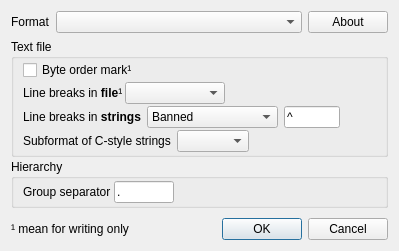
Qt form UTranslator/FmFileFormat.ui (Mercury13/utranslator) before a commit.
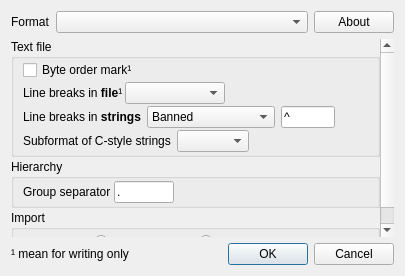
The same form after that commit.

Commit message: :) What to do with import?

```diff
--- a/UTranslator/FmFileFormat.ui
+++ b/UTranslator/FmFileFormat.ui
@@ -6,8 +6,8 @@
    <rect>
     <x>0</x>
     <y>0</y>
-    <width>399</width>
-    <height>251</height>
+    <width>405</width>
+    <height>276</height>
    </rect>
   </property>
   <property name="windowTitle">
@@ -48,8 +48,8 @@
        <rect>
         <x>0</x>
         <y>0</y>
-        <width>381</width>
-        <height>171</height>
+        <width>387</width>
+        <height>196</height>
        </rect>
       </property>
       <layout class="QVBoxLayout" name="verticalLayout_2">
@@ -316,6 +316,62 @@
          </layout>
         </widget>
        </item>
+       <item>
+        <widget class="QGroupBox" name="grpImport">
+         <property name="title">
+          <string>Import</string>
+         </property>
+         <layout class="QVBoxLayout" name="verticalLayout_4">
+          <property name="topMargin">
+           <number>2</number>
+          </property>
+          <property name="bottomMargin">
+           <number>2</number>
+          </property>
+          <item>
+           <layout class="QHBoxLayout" name="horizontalLayout_7">
+            <item>
+             <widget class="QLabel" name="lbImportPoint">
+              <property name="text">
+               <string>Import point</string>
+              </property>
+             </widget>
+            </item>
+            <item>
+             <widget class="QRadioButton" name="radioSelected">
+              <property name="text">
+               <string>Current group</string>
+              </property>
+              <property name="checked">
+               <bool>true</bool>
+              </property>
+             </widget>
+            </item>
+            <item>
+             <widget class="QRadioButton" name="radioFileRoot">
+              <property name="text">
+               <string>File root</string>
+              </property>
+             </widget>
+            </item>
+            <item>
+             <spacer name="horizontalSpacer_3">
+              <property name="orientation">
+               <enum>Qt::Horizontal</enum>
+              </property>
+              <property name="sizeHint" stdset="0">
+               <size>
+                <width>40</width>
+                <height>10</height>
+               </size>
+              </property>
+             </spacer>
+            </item>
+           </layout>
+          </item>
+         </layout>
+        </widget>
+       </item>
        <item>
         <spacer name="verticalSpacer">
          <property name="orientation">
```
The commit also changes 1 other file.
